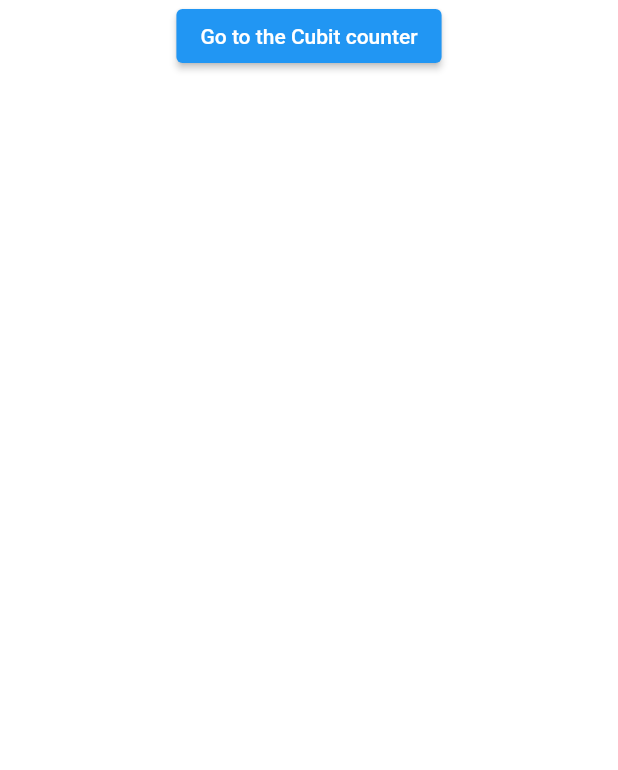
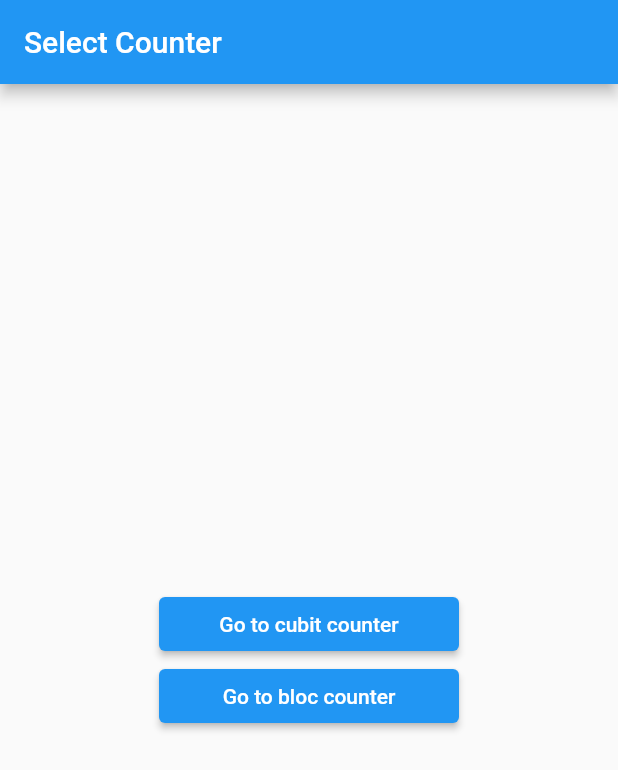
Before and after one commit to 92Andy/flutter-learning, a Flutter app: the screen it shows after launch, on a phone screen of 412 x 824 dp. Shown: the top 770 px of the screen. Run offline on Flutter 3.47's test engine with Material 2 defaults, Android fonts, the phone set to English and light mode, and no system bars; our stand-ins replace bloc, flutter_bloc.

Commit message:
cubit_bloc_pattern: select counter improved

```diff
--- a/cubit-bloc-pattern/cubit_bloc_counter/lib/cubit_bloc_selector.dart
+++ b/cubit-bloc-pattern/cubit_bloc_counter/lib/cubit_bloc_selector.dart
@@ -8,19 +8,42 @@ class CubitBlocSelector extends StatelessWidget {
 
   @override
   Widget build(BuildContext context) {
-    return Center(
+    return Scaffold(
+      appBar: AppBar(
+        title: const Text('Select Counter'),
+      ),
+      body: Center(
         child: Column(
+          mainAxisAlignment: MainAxisAlignment.center,
           children: [
-          ElevatedButton(
+            SizedBox(
+              width: 200,
+              child: ElevatedButton(
+                key: UniqueKey(),
                 onPressed: () => Navigator.push(
                   context,
                   MaterialPageRoute(
                     builder: (context) => const CubitCounterPage(),
                   ),
                 ),
-            child: const Text('Go to the Cubit counter'),
+                child: const Text('Go to cubit counter'),
+              ),
+            ),
+            SizedBox(
+              width: 200,
+              child: ElevatedButton(
+                key: UniqueKey(),
+                onPressed: () => Navigator.push(
+                  context,
+                  MaterialPageRoute(
+                    builder: (context) => const CubitCounterPage(),
+                  ),
+                ),
+                child: const Text('Go to bloc counter'),
+              ),
             ),
           ],
+        ),
       ),
     );
   }
```
Lines whose indentation alone changed are shown as unchanged.
